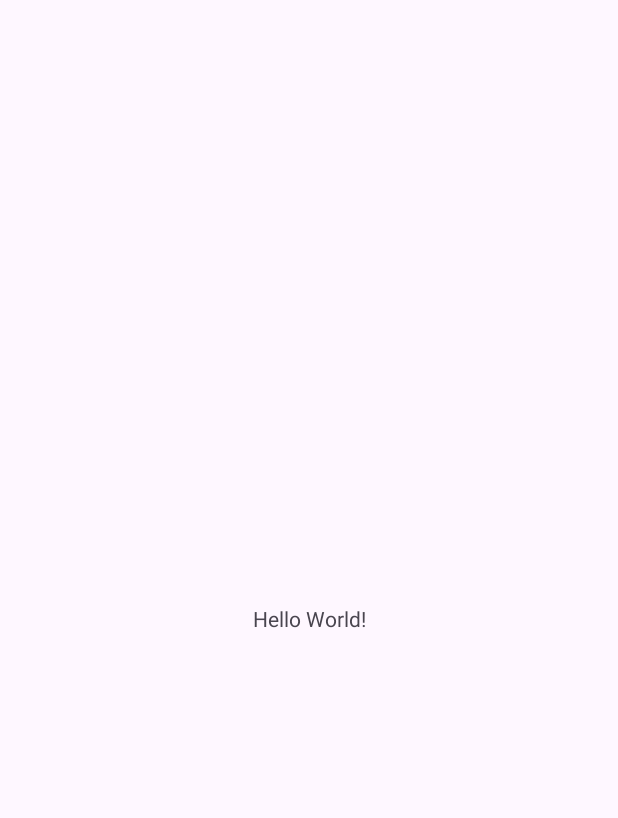
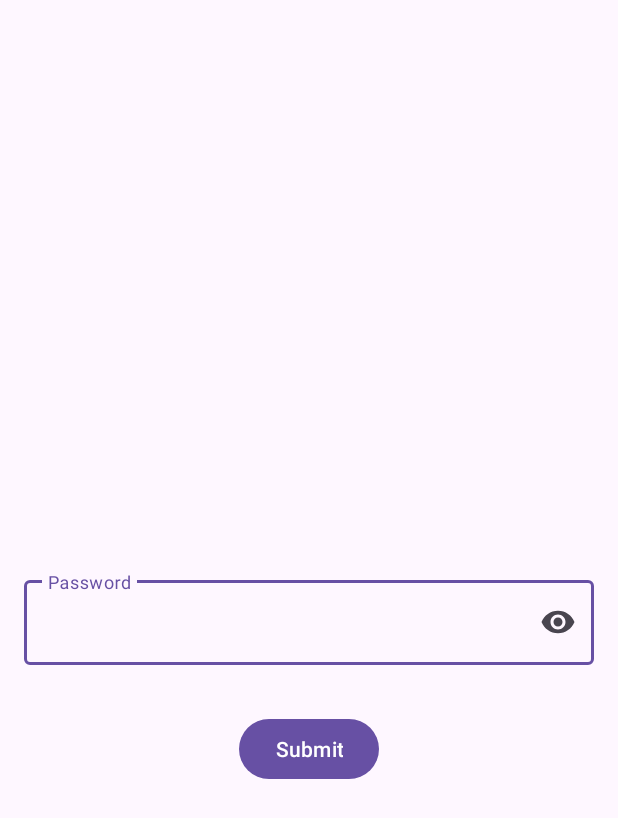
Before and after one commit to chillav/winfox_test, an Android app: the screen it shows after launch (MainActivity), on a phone screen of 412 x 824 dp. Before the commit the part shown is almost empty. Shown: the top 818 px of the screen. Run offline under Robolectric (Android 15) with nearby library versions, the phone set to English and light mode, and no system bars; our stand-ins replace data binding; libraries missing offline, so code that uses them is left out: by.kirich1409.viewbindingdelegate, com.chibatching.kotpref; 3 statements that could not run were skipped.

Commit message:
added password fragment

```diff
--- a/app/src/main/AndroidManifest.xml
+++ b/app/src/main/AndroidManifest.xml
@@ -3,6 +3,7 @@
     xmlns:tools="http://schemas.android.com/tools">
 
     <application
+        android:name=".WinFoxApplication"
         android:allowBackup="true"
         android:dataExtractionRules="@xml/data_extraction_rules"
         android:fullBackupContent="@xml/backup_rules"
@@ -14,7 +15,8 @@
         tools:targetApi="31">
         <activity
             android:name=".MainActivity"
-            android:exported="true">
+            android:exported="true"
+            android:windowSoftInputMode="adjustResize">
             <intent-filter>
                 <action android:name="android.intent.action.MAIN" />
 
--- /dev/null
+++ b/app/src/main/java/com/example/winfox_test/AppModule.kt
@@ -0,0 +1,13 @@
+package com.example.winfox_test
+
+import android.content.Context
+import com.example.winfox_test.helpers.ToastHelper
+import com.example.winfox_test.password.PasswordViewModel
+import org.koin.androidx.viewmodel.dsl.viewModel
+import org.koin.dsl.module
+
+val appModule = module {
+    viewModel { PasswordViewModel(get()) }
+
+    single { ToastHelper(get()) }
+}
--- a/app/src/main/java/com/example/winfox_test/MainActivity.kt
+++ b/app/src/main/java/com/example/winfox_test/MainActivity.kt
@@ -2,10 +2,25 @@ package com.example.winfox_test
 
 import androidx.appcompat.app.AppCompatActivity
 import android.os.Bundle
+import androidx.fragment.app.Fragment
+import androidx.fragment.app.add
+import androidx.fragment.app.commit
+import com.example.winfox_test.password.PasswordFragment
 
-class MainActivity : AppCompatActivity() {
+class MainActivity : AppCompatActivity(R.layout.activity_main) {
     override fun onCreate(savedInstanceState: Bundle?) {
         super.onCreate(savedInstanceState)
-        setContentView(R.layout.activity_main)
+
+        supportFragmentManager.commit {
+            setReorderingAllowed(true)
+            add<PasswordFragment>(R.id.fragment_container)
+        }
+    }
+
+    fun replaceFragment(fragment: Fragment) {
+        supportFragmentManager.commit {
+            setReorderingAllowed(true)
+            replace(R.id.fragment_container, fragment).addToBackStack(null)
+        }
     }
 }
--- /dev/null
+++ b/app/src/main/java/com/example/winfox_test/WinFoxApplication.kt
@@ -0,0 +1,21 @@
+package com.example.winfox_test
+
+import android.app.Application
+import com.chibatching.kotpref.Kotpref
+import org.koin.android.ext.koin.androidContext
+import org.koin.android.ext.koin.androidLogger
+import org.koin.core.context.GlobalContext.startKoin
+
+class WinFoxApplication : Application() {
+    override fun onCreate() {
+        super.onCreate()
+
+        startKoin{
+            androidLogger()
+            androidContext(this@WinFoxApplication)
+            modules(appModule)
+        }
+
+        Kotpref.init(this)
+    }
+}
--- /dev/null
+++ b/app/src/main/java/com/example/winfox_test/password/PasswordFragment.kt
@@ -0,0 +1,32 @@
+package com.example.winfox_test.password
+
+import android.os.Bundle
+import android.view.View
+import androidx.fragment.app.Fragment
+import androidx.lifecycle.lifecycleScope
+import org.koin.androidx.viewmodel.ext.android.viewModel
+import by.kirich1409.viewbindingdelegate.viewBinding
+import com.example.winfox_test.MainActivity
+import com.example.winfox_test.R
+import com.example.winfox_test.content.ContentFragment
+import com.example.winfox_test.databinding.FragmentPasswordBinding
+import kotlinx.coroutines.launch
+
+class PasswordFragment : Fragment(R.layout.fragment_password) {
+    private val viewModel: PasswordViewModel by viewModel()
+    private val binding by viewBinding<FragmentPasswordBinding>()
+
+    override fun onViewCreated(view: View, savedInstanceState: Bundle?) {
+        super.onViewCreated(view, savedInstanceState)
+
+        binding.vm = viewModel
+
+        viewLifecycleOwner.lifecycleScope.launch {
+            viewModel.event.collect { event ->
+                if (event is PasswordViewModel.Event.SuccessAuth) {
+                    (activity as? MainActivity)?.replaceFragment(ContentFragment())
+                }
+            }
+        }
+    }
+}
--- a/app/src/main/res/layout/activity_main.xml
+++ b/app/src/main/res/layout/activity_main.xml
@@ -6,13 +6,9 @@
     android:layout_height="match_parent"
     tools:context=".MainActivity">
 
-    <TextView
-        android:layout_width="wrap_content"
-        android:layout_height="wrap_content"
-        android:text="Hello World!"
-        app:layout_constraintBottom_toBottomOf="parent"
-        app:layout_constraintEnd_toEndOf="parent"
-        app:layout_constraintStart_toStartOf="parent"
-        app:layout_constraintTop_toTopOf="parent" />
+    <androidx.fragment.app.FragmentContainerView
+        android:id="@+id/fragment_container"
+        android:layout_width="match_parent"
+        android:layout_height="match_parent" />
 
 </androidx.constraintlayout.widget.ConstraintLayout>
--- /dev/null
+++ b/app/src/main/res/layout/fragment_content.xml
@@ -0,0 +1,6 @@
+<?xml version="1.0" encoding="utf-8"?>
+<androidx.constraintlayout.widget.ConstraintLayout xmlns:android="http://schemas.android.com/apk/res/android"
+    android:layout_width="match_parent"
+    android:layout_height="match_parent">
+
+</androidx.constraintlayout.widget.ConstraintLayout>
--- /dev/null
+++ b/app/src/main/res/layout/fragment_password.xml
@@ -0,0 +1,57 @@
+<?xml version="1.0" encoding="utf-8"?>
+<layout xmlns:android="http://schemas.android.com/apk/res/android"
+    xmlns:app="http://schemas.android.com/apk/res-auto">
+
+    <data>
+
+        <variable
+            name="vm"
+            type="com.example.winfox_test.password.PasswordViewModel" />
+    </data>
+
+    <androidx.constraintlayout.widget.ConstraintLayout
+        android:layout_width="match_parent"
+        android:layout_height="match_parent">
+
+        <TextView
+            android:layout_width="match_parent"
+            android:layout_height="wrap_content"
+            android:layout_marginBottom="32dp"
+            android:gravity="center"
+            android:text="@{vm.passwordMode.titleRes}"
+            android:textSize="28sp"
+            app:layout_constraintBottom_toTopOf="@id/textField" />
+
+        <com.google.android.material.textfield.TextInputLayout
+            android:id="@+id/textField"
+            android:layout_width="match_parent"
+            android:layout_height="wrap_content"
+            android:layout_marginHorizontal="16dp"
+            android:hint="@string/password"
+            app:endIconMode="password_toggle"
+            app:layout_constraintBottom_toBottomOf="parent"
+            app:layout_constraintEnd_toEndOf="parent"
+            app:layout_constraintStart_toStartOf="parent"
+            app:layout_constraintTop_toTopOf="parent">
+
+            <com.google.android.material.textfield.TextInputEditText
+                android:layout_width="match_parent"
+                android:layout_height="wrap_content"
+                android:inputType="numberPassword"
+                android:text="@={vm.passwordState}"
+                android:maxLength="4" />
+
+        </com.google.android.material.textfield.TextInputLayout>
+
+        <Button
+            android:layout_width="wrap_content"
+            android:layout_height="wrap_content"
+            android:layout_marginTop="32dp"
+            android:text="@string/submit"
+            android:onClick="@{() -> vm.onSubmitButtonClicked()}"
+            app:layout_constraintEnd_toEndOf="parent"
+            app:layout_constraintStart_toStartOf="parent"
+            app:layout_constraintTop_toBottomOf="@id/textField" />
+
+    </androidx.constraintlayout.widget.ConstraintLayout>
+</layout>
--- a/app/src/main/res/values/strings.xml
+++ b/app/src/main/res/values/strings.xml
@@ -1,3 +1,9 @@
 <resources>
     <string name="app_name">winfox_test</string>
+    <string name="password">Password</string>
+    <string name="submit_your_password_title">Submit your password</string>
+    <string name="create_your_password_title">Create your password\n 4 numbers</string>
+    <string name="submit">Submit</string>
+    <string name="incorrect_password">Incorrect password</string>
+    <string name="incorrect_password_block">Block on 30 sec</string>
 </resources>
```
Also changed, not shown: app/build.gradle (+8 -0 lines), app/src/main/java/com/example/winfox_test/content/ContentFragment.kt (added, +8 -0 lines), app/src/main/java/com/example/winfox_test/helpers/ToastHelper.kt (added, +17 -0 lines), app/src/main/java/com/example/winfox_test/password/PasswordViewModel.kt (added, +116 -0 lines), app/src/main/java/com/example/winfox_test/password/UserPassword.kt (added, +12 -0 lines).
